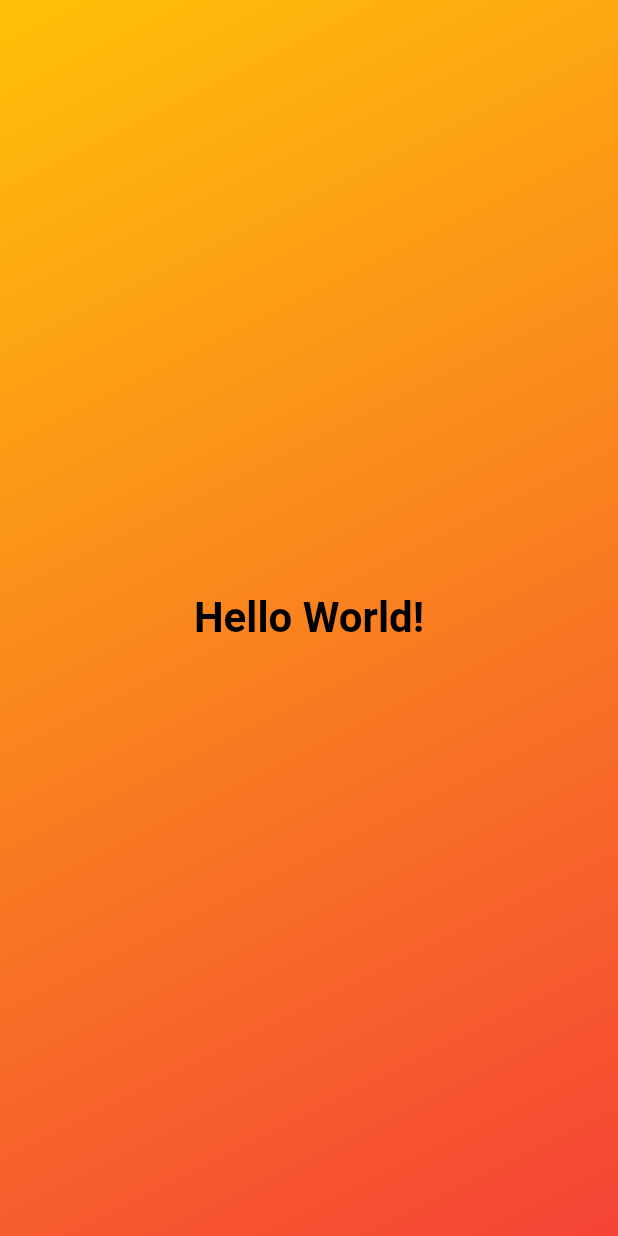
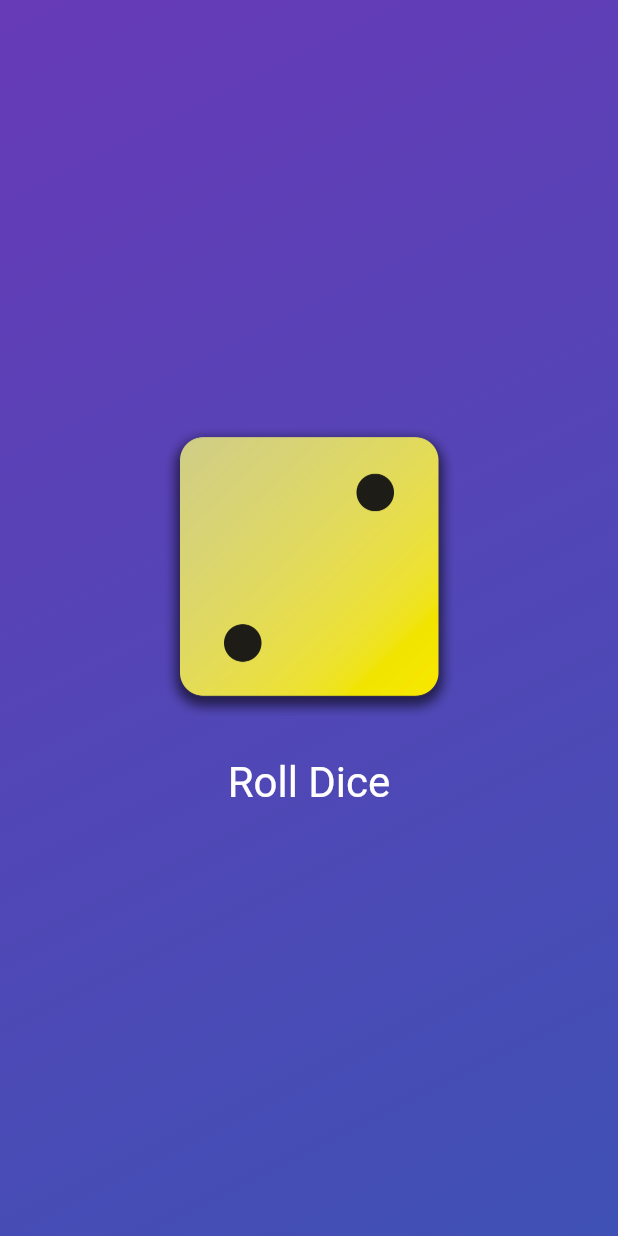
Before and after one commit to saurabhmirajkar/academind, a Flutter app: the screen it shows after launch, on a phone screen of 412 x 824 dp. Run offline on Flutter 3.47's test engine with Material 2 defaults, Android fonts, the phone set to English and light mode, and no system bars.

Commit message:
project complete

```diff
--- /dev/null
+++ b/lib/dice_roller.dart
@@ -0,0 +1,50 @@
+import 'dart:math';
+
+import 'package:flutter/material.dart';
+
+final randomizer = Random();
+
+class DiceRoller extends StatefulWidget {
+  const DiceRoller({super.key});
+
+  @override
+  State<DiceRoller> createState() {
+    return _DiceRollerState();
+  }
+}
+
+class _DiceRollerState extends State<DiceRoller> {
+  var currentDiceRoll = 2;
+
+  void rollDice() {
+    setState(() {
+      currentDiceRoll = randomizer.nextInt(6) + 1;
+    });
+  }
+
+  @override
+  Widget build(context) {
+    return Column(
+      mainAxisSize: MainAxisSize.min,
+      children: [
+        Image.asset(
+          'assets/images/dice-$currentDiceRoll.png',
+          width: 200,
+        ),
+        const SizedBox(
+          height: 20,
+        ),
+        TextButton(
+          onPressed: rollDice,
+          style: TextButton.styleFrom(
+            foregroundColor: Colors.white,
+            textStyle: const TextStyle(
+              fontSize: 28,
+            ),
+          ),
+          child: const Text('Roll Dice'),
+        ),
+      ],
+    );
+  }
+}
--- a/lib/gradient_container.dart
+++ b/lib/gradient_container.dart
@@ -1,4 +1,4 @@
-import 'package:academind/styled_text.dart';
+import 'package:academind/dice_roller.dart';
 import 'package:flutter/material.dart';
 
 const startAlignment = Alignment.topLeft;
@@ -6,6 +6,12 @@
 
 class GradientContainer extends StatelessWidget {
   const GradientContainer(this.gradientColors, {super.key});
+
+  GradientContainer.purple({super.key})
+      : gradientColors = [
+          Colors.deepPurple,
+          Colors.indigo,
+        ];
 
   final List<Color> gradientColors;
 
@@ -20,7 +26,7 @@
         ),
       ),
       child: const Center(
-        child: StyledText('Hello World!'),
+        child: DiceRoller(),
       ),
     );
   }
--- a/lib/main.dart
+++ b/lib/main.dart
@@ -3,9 +3,9 @@
 
 void main() {
   runApp(
-    const MaterialApp(
+    MaterialApp(
       home: Scaffold(
-        body: GradientContainer([Colors.amber, Colors.red]),
+        body: GradientContainer.purple(),
       ),
     ),
   );
```
Also changed, not shown: pubspec.yaml (+8 -3 lines), assets/images/dice-1.png (added), assets/images/dice-2.png (added), assets/images/dice-3.png (added), assets/images/dice-4.png (added), assets/images/dice-5.png (added), assets/images/dice-6.png (added), 3 other files.
